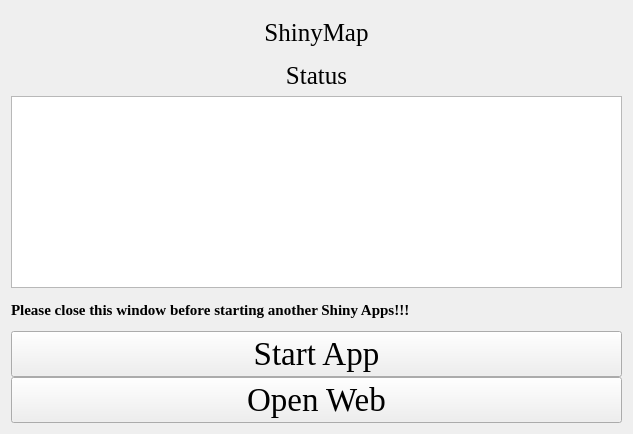
Before: the Qt Designer form ShinyMap.ui in hzaurzli/MicroWorldOmics, drawn with Qt 5.
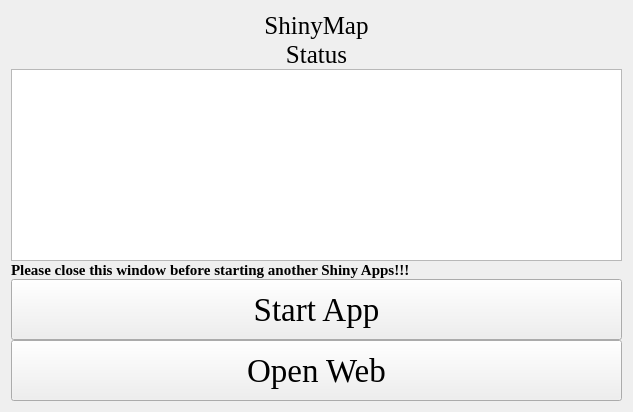
After: the same form once the commit is applied. Icons and pictures are not drawn.

Patch:
```diff
--- a/ShinyMap.ui
+++ b/ShinyMap.ui
@@ -7,7 +7,7 @@
     <x>0</x>
     <y>0</y>
     <width>633</width>
-    <height>434</height>
+    <height>412</height>
    </rect>
   </property>
   <property name="windowTitle">
@@ -27,6 +27,12 @@
      </property>
      <item row="0" column="0" colspan="3">
       <widget class="QLabel" name="label">
+       <property name="sizePolicy">
+        <sizepolicy hsizetype="Preferred" vsizetype="Fixed">
+         <horstretch>0</horstretch>
+         <verstretch>0</verstretch>
+        </sizepolicy>
+       </property>
        <property name="font">
         <font>
          <family>Times New Roman</family>
@@ -43,6 +49,12 @@
      </item>
      <item row="3" column="0" colspan="3">
       <widget class="QLabel" name="label_4">
+       <property name="sizePolicy">
+        <sizepolicy hsizetype="Preferred" vsizetype="Fixed">
+         <horstretch>0</horstretch>
+         <verstretch>0</verstretch>
+        </sizepolicy>
+       </property>
        <property name="font">
         <font>
          <family>Times New Roman</family>
@@ -66,6 +78,12 @@
      </item>
      <item row="7" column="0" colspan="3">
       <widget class="QLabel" name="label_3">
+       <property name="sizePolicy">
+        <sizepolicy hsizetype="Preferred" vsizetype="Fixed">
+         <horstretch>0</horstretch>
+         <verstretch>0</verstretch>
+        </sizepolicy>
+       </property>
        <property name="font">
         <font>
          <family>Times New Roman</family>
@@ -81,6 +99,12 @@
      </item>
      <item row="8" column="0" colspan="3">
       <widget class="QPushButton" name="pushButton">
+       <property name="sizePolicy">
+        <sizepolicy hsizetype="Preferred" vsizetype="Preferred">
+         <horstretch>0</horstretch>
+         <verstretch>0</verstretch>
+        </sizepolicy>
+       </property>
        <property name="font">
         <font>
          <family>Times New Roman</family>
@@ -94,6 +118,12 @@
      </item>
      <item row="9" column="0" colspan="3">
       <widget class="QPushButton" name="pushButton_2">
+       <property name="sizePolicy">
+        <sizepolicy hsizetype="Preferred" vsizetype="Preferred">
+         <horstretch>0</horstretch>
+         <verstretch>0</verstretch>
+        </sizepolicy>
+       </property>
        <property name="font">
         <font>
          <family>Times New Roman</family>
```
